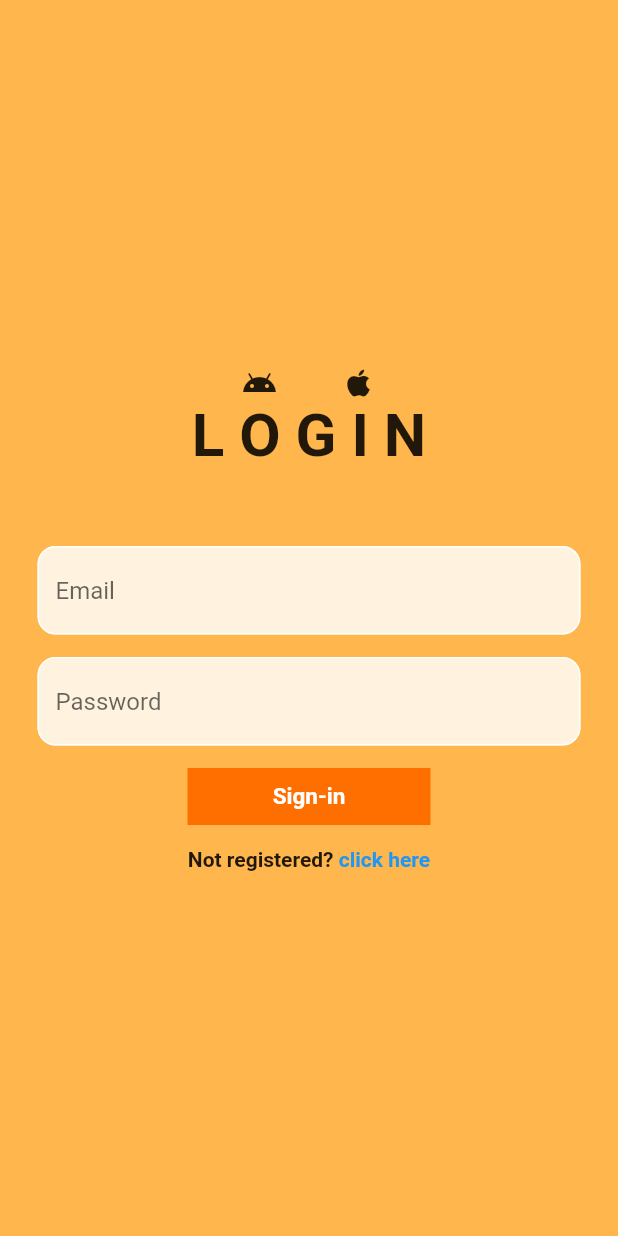
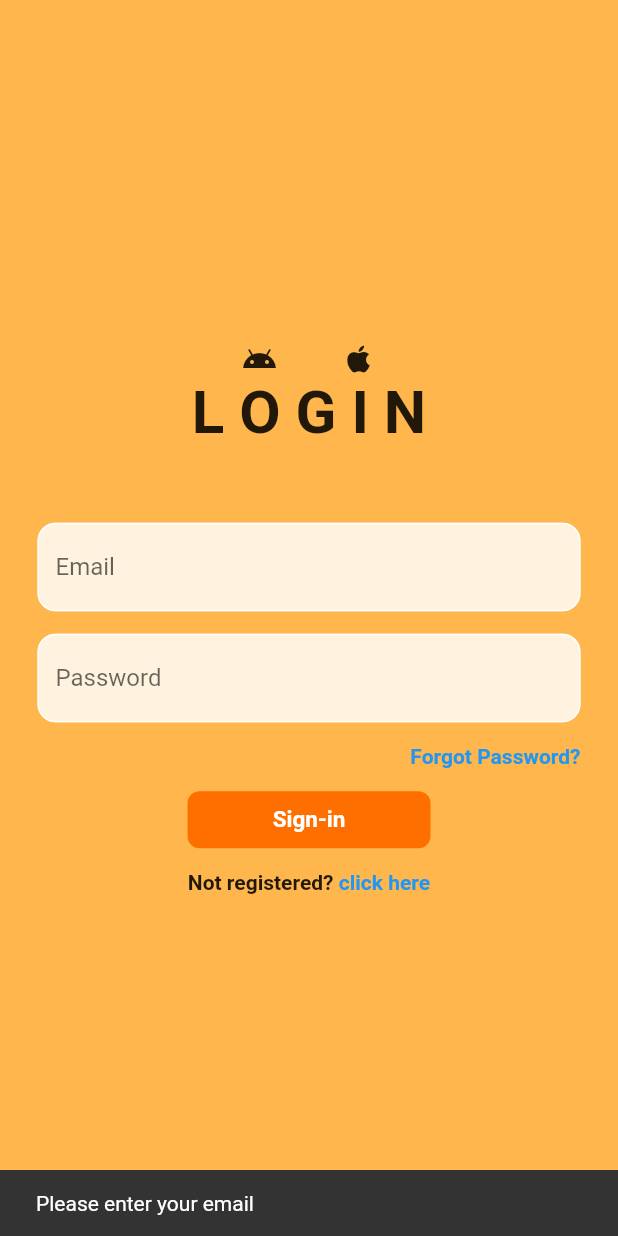
Before and after one commit to Tony-Ton3/Listify, a Flutter app: the screen it shows after launch, after a tap on "Sign-in", on a phone screen of 412 x 824 dp. Run offline on Flutter 3.47's test engine with Material 2 defaults, Android fonts, the phone set to English and light mode, and no system bars; our stand-ins replace cloud_firestore, firebase_auth, firebase_core, firebase_storage, image_picker; accounts and stored records are empty.

Commit message:
transferred changes
forgot password page and
input validations

```diff
--- a/lib/pages/login_page.dart
+++ b/lib/pages/login_page.dart
@@ -1,5 +1,6 @@
 import 'package:firebase_auth/firebase_auth.dart';
 import 'package:flutter/material.dart';
+import 'forgot_pswd_page.dart';
 
 class LoginPage extends StatefulWidget {
   //VoidCallback is a function that takes no arguments and returns nothing
@@ -15,10 +16,43 @@ class _LoginPageState extends State<LoginPage> {
   final _passwordController = TextEditingController();
 
   Future signIn() async {
+    //checks if email and password fields are empty first before checking if user exists and the password is valid for that user
+    if (_emailController.text.trim().isEmpty) {
+      ScaffoldMessenger.of(context).showSnackBar(
+        const SnackBar(
+            content: Text('Please enter your email'),
+            duration: Duration(seconds: 1)),
+      );
+      return;
+    } else if (_passwordController.text.trim().isEmpty) {
+      ScaffoldMessenger.of(context).showSnackBar(
+        const SnackBar(
+            content: Text('Please enter your password'),
+            duration: Duration(seconds: 1)),
+      );
+      return;
+    } else {
+      try {
         await FirebaseAuth.instance.signInWithEmailAndPassword(
           email: _emailController.text.trim(),
           password: _passwordController.text.trim(),
         );
+      } on FirebaseAuthException catch (e) {
+        if (e.code == 'user-not-found') {
+          ScaffoldMessenger.of(context).showSnackBar(
+            const SnackBar(
+                content: Text('No user found for that email.'),
+                duration: Duration(seconds: 1)),
+          );
+        } else if (e.code == 'wrong-password') {
+          ScaffoldMessenger.of(context).showSnackBar(
+            const SnackBar(
+                content: Text('Wrong password provided for that user.'),
+                duration: Duration(seconds: 1)),
+          );
+        }
+      }
+    }
   }
 
   @override
@@ -31,11 +65,6 @@ class _LoginPageState extends State<LoginPage> {
   @override
   Widget build(BuildContext context) {
     return Scaffold(
-      // appBar: AppBar(
-      //   elevation: 5,
-      //   title: const Text("TO-DO"),
-      //   centerTitle: true,
-      // ),
       backgroundColor: Colors.orange[300],
       body: SafeArea(
         child: Center(
@@ -76,24 +105,7 @@ class _LoginPageState extends State<LoginPage> {
                     filled: true,
                   ),
                   controller: _emailController,
-                  )
-                  //username container for userinput
-                  // child: Container(
-                  //   decoration: BoxDecoration(
-                  //       color: Colors.orange[50],
-                  //       border: Border.all(color: Colors.black),
-                  //       borderRadius: BorderRadius.circular(10)),
-                  //   child: const Padding(
-                  //     padding: EdgeInsets.only(left: 20),
-                  //     child: TextField(
-                  //       decoration: InputDecoration(
-                  //         //gets rid of unwanted border
-                  //         border: InputBorder.none,
-                  //         hintText: "Username",
-                  //       ),
-                  //     ),
-                  //   ),
-                  // ),
+                ),
               ),
               const SizedBox(height: 15),
               Padding(
@@ -116,55 +128,38 @@ class _LoginPageState extends State<LoginPage> {
                   controller: _passwordController,
                 ),
               ),
-              // Padding(
-              //   padding: const EdgeInsets.symmetric(horizontal: 25),
-              //   //password container for userinput
-              //   child: Container(
-              //     decoration: BoxDecoration(
-              //         color: Colors.orange[50],
-              //         border: Border.all(color: Colors.black),
-              //         borderRadius: BorderRadius.circular(10)),
-              //     child: const Padding(
-              //       padding: EdgeInsets.only(left: 20),
-              //       child: TextField(
-              //         obscureText: true,
-              //         decoration: InputDecoration(
-              //           border: InputBorder.none,
-              //           hintText: "Password",
-              //         ),
-              //       ),
-              //     ),
-              //   ),
-              // ),
               const SizedBox(height: 15),
-              //login button
-              // Padding(
-              //   padding: const EdgeInsets.symmetric(horizontal: 100),
-              //   child: GestureDetector(
-              //     onTap: signIn,
-              //     child: Container(
-              //       padding: const EdgeInsets.all(20),
-              //       decoration: BoxDecoration(
-              //           color: Colors.amber[900],
-              //           border: Border.all(color: Colors.black),
-              //           borderRadius: BorderRadius.circular(10)),
-              //       child: const Center(
-              //         child: Text(
-              //           'Sign in',
-              //           style: TextStyle(
-              //             color: Colors.white,
-              //             fontSize: 15,
-              //             fontWeight: FontWeight.bold,
-              //           ),
-              //         ),
-              //       ),
-              //     ),
-              //   ),
-              // ),
+              Padding(
+                padding: const EdgeInsets.symmetric(horizontal: 25),
+                child: Row(
+                  mainAxisAlignment: MainAxisAlignment.end,
+                  children: [
+                    GestureDetector(
+                      onTap: () {
+                        Navigator.push(
+                          context,
+                          MaterialPageRoute(
+                            builder: (context) => const ForgotPasswordPage(),
+                          ),
+                        );
+                      },
+                      child: const Text(
+                        'Forgot Password?',
+                        style: TextStyle(
+                          fontWeight: FontWeight.bold,
+                          color: Colors.blue,
+                        ),
+                      ),
+                    ),
+                  ],
+                ),
+              ),
+              const SizedBox(height: 15),
               Padding(
                 padding: const EdgeInsets.symmetric(horizontal: 125),
                 child: Material(
                   color: Colors.amber[900],
+                  borderRadius: BorderRadius.circular(8),
                   child: InkWell(
                     onTap: signIn,
                     child: Container(
```
Also changed, not shown: lib/pages/forgot_pswd_page.dart (added, +119 -0 lines), lib/pages/register_page.dart (+43 -2 lines), pubspec.lock. Lines whose indentation alone changed are shown as unchanged.
